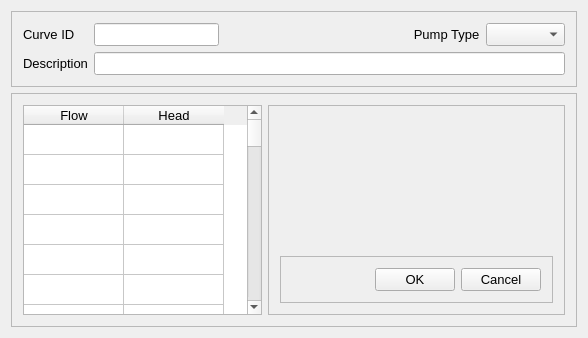
Qt form src/ui/SWMM/frmCurveEditorDesigner.ui (USEPA/SWMM-EPANET_User_Interface) before a commit.
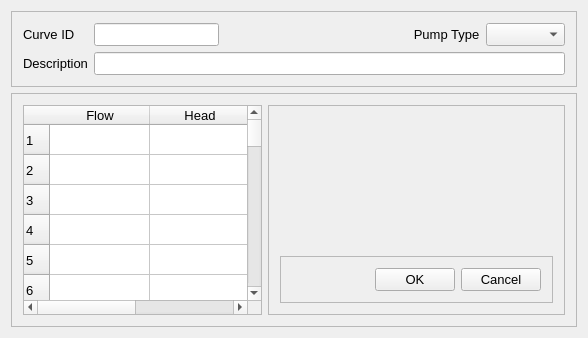
The same form after that commit.

Commit message: tie in SWMM controls and curve editor

What changed in the file:
```diff
--- a/src/ui/SWMM/frmCurveEditorDesigner.ui
+++ b/src/ui/SWMM/frmCurveEditorDesigner.ui
@@ -106,7 +106,7 @@
           <bool>false</bool>
          </property>
          <property name="rowCount">
-          <number>50</number>
+          <number>100</number>
          </property>
          <property name="columnCount">
           <number>2</number>
@@ -115,13 +115,59 @@
           <bool>true</bool>
          </attribute>
          <attribute name="verticalHeaderVisible">
-          <bool>false</bool>
+          <bool>true</bool>
          </attribute>
-         <row>
-          <property name="text">
-           <string>Flow</string>
-          </property>
-         </row>
+         <row/>
+         <row/>
+         <row/>
+         <row/>
+         <row/>
+         <row/>
+         <row/>
+         <row/>
+         <row/>
+         <row/>
+         <row/>
+         <row/>
+         <row/>
+         <row/>
+         <row/>
+         <row/>
+         <row/>
+         <row/>
+         <row/>
+         <row/>
+         <row/>
+         <row/>
+         <row/>
+         <row/>
+         <row/>
+         <row/>
+         <row/>
+         <row/>
+         <row/>
+         <row/>
+         <row/>
+         <row/>
+         <row/>
+         <row/>
+         <row/>
+         <row/>
+         <row/>
+         <row/>
+         <row/>
+         <row/>
+         <row/>
+         <row/>
+         <row/>
+         <row/>
+         <row/>
+         <row/>
+         <row/>
+         <row/>
+         <row/>
+         <row/>
+         <row/>
          <row/>
          <row/>
          <row/>
```
The commit also changes 3 other files.
